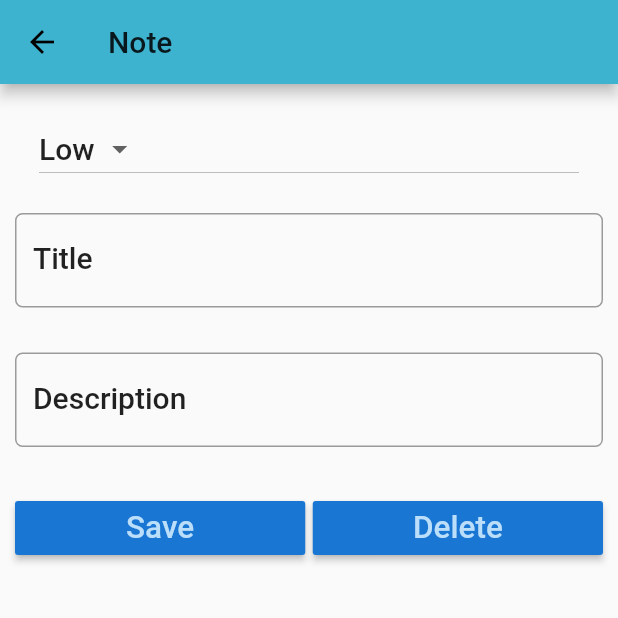
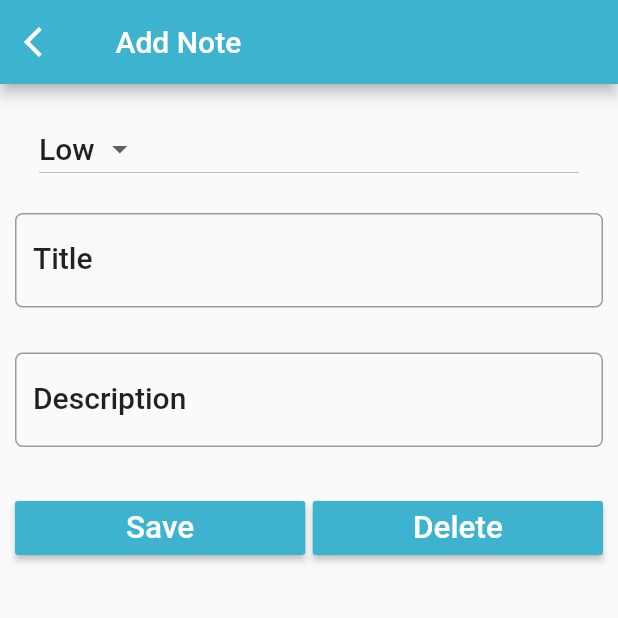
Before and after one commit to fahrifauzan/crud_app, a Flutter app: the NoteDetailsPage screen opened by its route, on a phone screen of 412 x 824 dp, the top half of it. Run offline on Flutter 3.47's test engine with Material 2 defaults, Android fonts, the phone set to English and light mode, and no system bars.

Commit message:
add models note

```diff
--- a/lib/NoteDetails.dart
+++ b/lib/NoteDetails.dart
@@ -14,9 +14,27 @@ class _NoteDetailsPageState extends State<NoteDetailsPage> {
   @override
   Widget build(BuildContext context) {
     TextStyle textStyle = Theme.of(context).textTheme.title;
-    return Scaffold(
+    return WillPopScope(
+      onWillPop: () {
+        moveToLastScreen();
+      },
+      child: Scaffold(
         appBar: AppBar(
-        title: Text('Note'),
+          title: Text(
+            ' Add Note',
+            style: TextStyle(
+              color: new Color(0xffFFFFFF),
+            ),
+          ),
+          leading: IconButton(
+            icon: Icon(
+              Icons.arrow_back_ios,
+              color: new Color(0xffFFFFFF),
+            ),
+            onPressed: () {
+               Navigator.of(context).pushReplacementNamed('/NoteList');
+            }
+          ),
         ),
         body: Padding(
           padding: EdgeInsets.only(top: 15.0, left: 10.0, right: 10.0),
@@ -89,8 +107,8 @@ class _NoteDetailsPageState extends State<NoteDetailsPage> {
                   children: <Widget>[
                     Expanded(
                       child: RaisedButton(
-									    color: Theme.of(context).primaryColorDark,
-									    textColor: Theme.of(context).primaryColorLight,
+                        color: new Color(0xff3EB3D0),
+                        textColor: new Color(0xffFFFFFF),
                         child: Text(
                           'Save',
                           textScaleFactor: 1.5,
@@ -107,8 +125,8 @@ class _NoteDetailsPageState extends State<NoteDetailsPage> {
 
                     Expanded(
                       child: RaisedButton(
-									    color: Theme.of(context).primaryColorDark,
-									    textColor: Theme.of(context).primaryColorLight,
+                        color: new Color(0xff3EB3D0),
+                        textColor: new Color(0xffFFFFFF),
                         child: Text(
                           'Delete',
                           textScaleFactor: 1.5,
@@ -126,6 +144,11 @@ class _NoteDetailsPageState extends State<NoteDetailsPage> {
             ],
           ),
         ),
+      )
     );
   }
+
+  void moveToLastScreen(){
+    Navigator.pop(context);
   }
+}
--- a/lib/NoteList.dart
+++ b/lib/NoteList.dart
@@ -25,6 +25,7 @@ class _NoteListPageState extends State<NoteListPage> {
       floatingActionButton: FloatingActionButton(
 		    onPressed: () {
 		      debugPrint('FAB clicked');
+          Navigator.of(context).pushReplacementNamed('/NoteDetail');
 		    },
 
 		    tooltip: 'Add Note',
@@ -56,6 +57,7 @@ class _NoteListPageState extends State<NoteListPage> {
 						trailing: Icon(Icons.delete, color: Colors.grey,),
 						onTap: () {
 							debugPrint("ListTile Tapped");
+              Navigator.of(context).pushReplacementNamed('/NoteDetail');
 						},
           ),
         );
--- a/lib/SplashScreen.dart
+++ b/lib/SplashScreen.dart
@@ -12,7 +12,7 @@ class _SplashScreenState extends State<SplashScreen> {
     return new Timer(_duration, navigationPage);
   }
   void navigationPage() {
-    Navigator.of(context).pushReplacementNamed('/NoteDetail');
+    Navigator.of(context).pushReplacementNamed('/NoteList');
   }
   @override
   void initState() {
--- /dev/null
+++ b/lib/models/note.dart
@@ -0,0 +1,51 @@
+class Note {
+  int _id;
+  String _title;
+  String _description;
+  String _date;
+  int _priority;
+
+  Note(this._title, this._description, this._date, [this._priority]);
+  Note.withId(this._id, this._title, this._description, this._date, [this._priority]);
+
+  int get id => _id;
+  String get title => _title;
+  String get description => _description;
+  String get date => _date;
+  int get priority => _priority;
+
+  set title(String newTitle){
+    if (newTitle.length <= 255) {
+      this._title = newTitle;
+    }
+  }
+
+  set description(String newDescription){
+    if (newDescription.length <= 255) {
+      this._description =newDescription;
+    }
+  }
+
+  set priority(int newPriority){
+    if (newPriority >= 1 && newPriority <= 2) {
+      this._priority =newPriority;
+    }
+  }
+
+  set date(String newDate){
+    this._date =newDate;
+  }
+
+  Map<String, dynamic> toMap(){
+    var map = Map<String, dynamic>();
+
+    if (id!=null) {
+      map['id'] =_id;
+    }
+
+    map['title'] =_title;
+    map['description'] =_description;
+    map['prioriry'] =_priority;
+    map['date'] =_date;
+  }
+}
--- a/pubspec.yaml
+++ b/pubspec.yaml
@@ -15,6 +15,12 @@ environment:
 dependencies:
   flutter:
     sdk: flutter
+
+  sqflite: any
+
+  path_provider: any
+
+  intl: ^0.15.7
 
   # The following adds the Cupertino Icons font to your application.
   # Use with the CupertinoIcons class for iOS style icons.
```
Also changed, not shown: pubspec.lock, 15 other files. Lines whose indentation alone changed are shown as unchanged.
